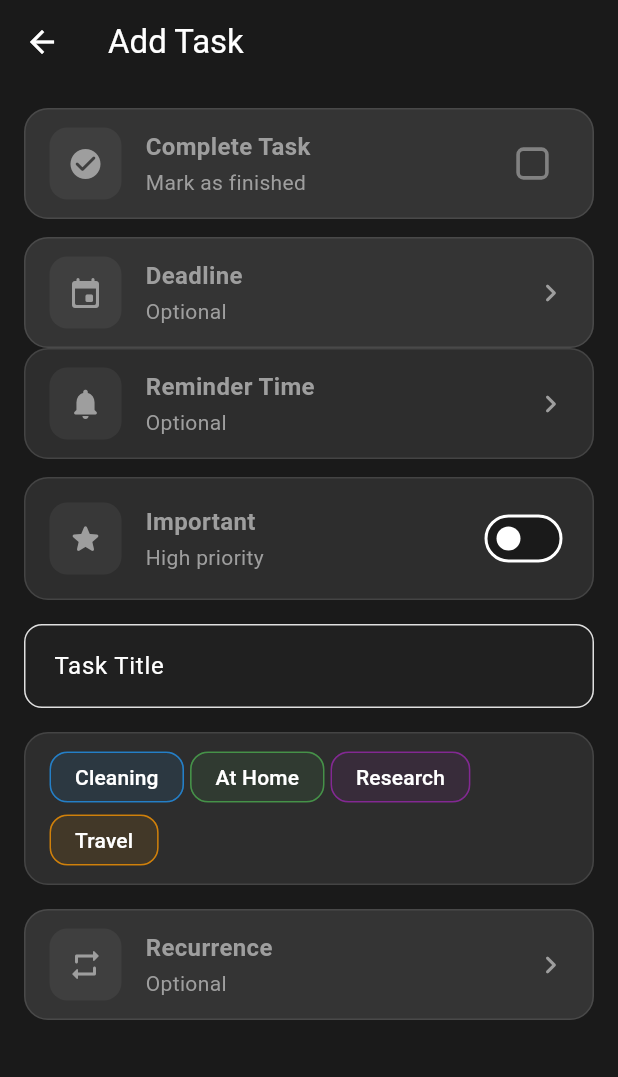
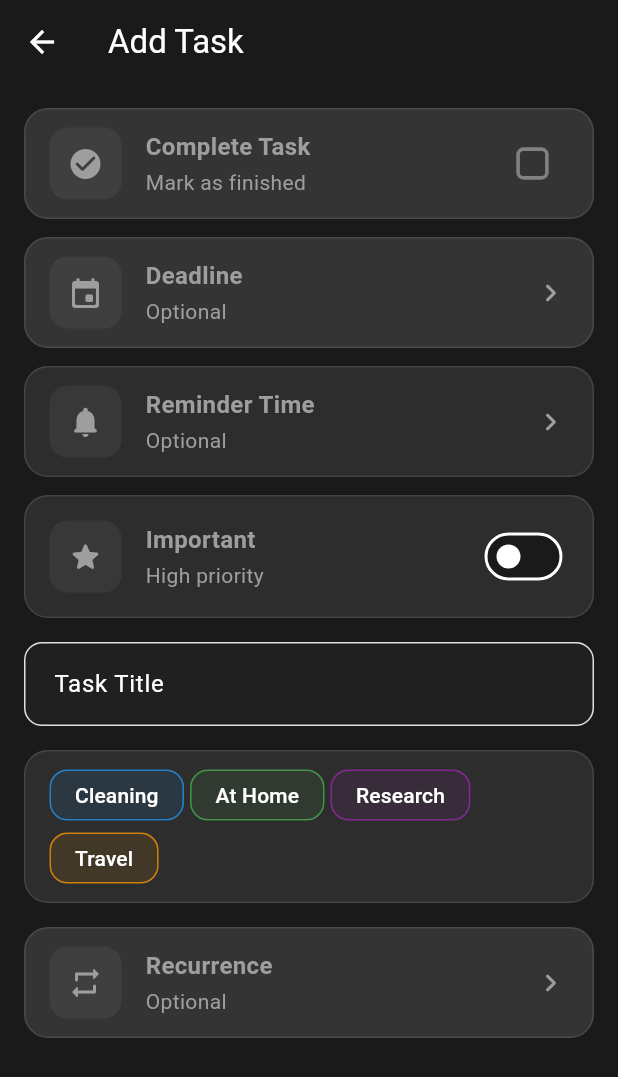
Before and after one commit to bogdanac/bb_app, a Flutter app: the screen it shows after launch, item 4 of the bottom bar chosen, after a tap on the "add" icon, on a phone screen of 412 x 824 dp. Shown: the top 1077 px of the screen. Run offline on Flutter 3.47's test engine with Material 3 defaults, Android fonts, the light colour scheme and no system bars; our stand-ins replace audioplayers, file_picker, flutter_local_notifications, permission_handler, share_plus, shared_preferences and 1 more; missing offline and left inert: device_calendar.

Commit message:
Tasks UI fixes Backup last date fixes regarding timezone and UI improvements Spacings and layout more cohesive in home screen

```diff
--- a/lib/Data/backup_service.dart
+++ b/lib/Data/backup_service.dart
@@ -123,9 +123,9 @@ class BackupService {
       final backupData = await _getAllAppData();
       final jsonString = const JsonEncoder.withIndent('  ').convert(backupData);
 
-      // Create file name with timestamp
-      final timestamp = DateFormat('yyyy-MM-dd_HH-mm-ss').format(DateTime.now());
-      final fileName = '${_backupFileName}_$timestamp.json';
+      // Create file name with readable timestamp
+      final timestamp = DateFormat('yyyy-MM-dd HH.mm').format(DateTime.now());
+      final fileName = '$timestamp - $_backupFileName.json';
 
       // Get appropriate directory
       Directory? directory;
@@ -370,8 +370,14 @@ class BackupService {
 
       const notificationDetails = NotificationDetails(android: androidDetails);
 
-      // Convert to timezone-aware datetime
-      final scheduledDate = tz.TZDateTime.from(scheduledTime, tz.local);
+      // Convert to timezone-aware datetime with error handling
+      tz.TZDateTime scheduledDate;
+      try {
+        scheduledDate = tz.TZDateTime.from(scheduledTime, tz.local);
+      } catch (e) {
+        debugPrint('Timezone error, using UTC fallback: $e');
+        scheduledDate = tz.TZDateTime.from(scheduledTime.toUtc(), tz.UTC);
+      }
 
       await notificationService.flutterLocalNotificationsPlugin.zonedSchedule(
         8888, // Unique ID for auto backup
@@ -464,8 +470,14 @@ class BackupService {
 
       const notificationDetails = NotificationDetails(android: androidDetails);
 
-      // Convert to timezone-aware datetime
-      final scheduledDate = tz.TZDateTime.from(scheduledTime, tz.local);
+      // Convert to timezone-aware datetime with error handling
+      tz.TZDateTime scheduledDate;
+      try {
+        scheduledDate = tz.TZDateTime.from(scheduledTime, tz.local);
+      } catch (e) {
+        debugPrint('Cloud backup timezone error, using UTC fallback: $e');
+        scheduledDate = tz.TZDateTime.from(scheduledTime.toUtc(), tz.UTC);
+      }
 
       await notificationService.flutterLocalNotificationsPlugin.zonedSchedule(
         9999, // Unique ID for cloud backup reminders
--- a/lib/Fasting/fasting_card.dart
+++ b/lib/Fasting/fasting_card.dart
@@ -11,8 +11,9 @@ import 'fasting_phases.dart';
 
 class FastingCard extends StatefulWidget {
   final VoidCallback? onHiddenForToday;
+  final Function(bool)? onFastingStatusChanged;
 
-  const FastingCard({super.key, this.onHiddenForToday});
+  const FastingCard({super.key, this.onHiddenForToday, this.onFastingStatusChanged});
 
   @override
   State<FastingCard> createState() => _FastingCardState();
@@ -45,6 +46,10 @@ class _FastingCardState extends State<FastingCard> {
 
   void _onFastingStateChanged() {
     _loadFastingState();
+  }
+
+  void _notifyFastingStatusChanged() {
+    widget.onFastingStatusChanged?.call(isFasting);
   }
 
   Future<void> _loadRecommendedFast() async {
@@ -82,6 +87,7 @@ class _FastingCardState extends State<FastingCard> {
           currentFastType = fastType;
           fastingDuration = now.difference(startTime);
         });
+        _notifyFastingStatusChanged();
         _startTimer();
       } else if (!isFastingStored || (endTime != null && now.isAfter(endTime))) {
         // Only clear if explicitly not fasting OR fast has definitely ended
@@ -92,6 +98,7 @@ class _FastingCardState extends State<FastingCard> {
           currentFastType = '';
           fastingDuration = Duration.zero;
         });
+        _notifyFastingStatusChanged();
         _timer?.cancel();
       }
     } else {
@@ -104,6 +111,7 @@ class _FastingCardState extends State<FastingCard> {
           currentFastType = '';
           fastingDuration = Duration.zero;
         });
+        _notifyFastingStatusChanged();
         _timer?.cancel();
       }
     }
@@ -188,6 +196,7 @@ class _FastingCardState extends State<FastingCard> {
       fastingDuration = Duration.zero;
     });
 
+    _notifyFastingStatusChanged();
     _saveFastingState();
     _startTimer();
 
@@ -219,7 +228,7 @@ class _FastingCardState extends State<FastingCard> {
       elevation: 4,
       shape: RoundedRectangleBorder(borderRadius: BorderRadius.circular(16)),
       child: Container(
-        padding: const EdgeInsets.all(16),
+        padding: const EdgeInsets.symmetric(horizontal: 16, vertical: 8),
         decoration: BoxDecoration(
           borderRadius: BorderRadius.circular(16),
           color: isFasting
@@ -288,22 +297,28 @@ class _FastingCardState extends State<FastingCard> {
                       )
                     : const Text(
                         'No fast today',
-                        style: TextStyle(fontSize: 16, fontWeight: FontWeight.bold, color: AppColors.white70),
+                        style: TextStyle(fontSize: 16, fontWeight: FontWeight.w600, color: AppColors.white70),
                           ),
                   ),
                   if (recommendedFast.isNotEmpty) ...[
-                    ElevatedButton.icon(
+                    ElevatedButton(
                       onPressed: _startFast,
-                      icon: const Icon(Icons.play_arrow_rounded, size: 24),
-                      label: const Text('Start', style: TextStyle(fontSize: 16)),
                       style: ElevatedButton.styleFrom(
                         backgroundColor: AppColors.lightGreen,
                         foregroundColor: Colors.white,
                         shape: RoundedRectangleBorder(
                           borderRadius: BorderRadius.circular(10),
                         ),
-                        padding: const EdgeInsets.symmetric(horizontal: 16, vertical: 8),
-                        minimumSize: const Size(80, 40),
+                        padding: const EdgeInsets.fromLTRB(0, 4, 4, 8),
+                        minimumSize: const Size(65, 35),
+                      ),
+                      child: Row(
+                        mainAxisSize: MainAxisSize.min,
+                        children: [
+                          const Icon(Icons.play_arrow_rounded, size: 16),
+                          const SizedBox(width: 2), // Closer spacing
+                          const Text('Start', style: TextStyle(fontSize: 16)),
+                        ],
                       ),
                     ),
                     // Not Today button inline with Start button
@@ -318,7 +333,7 @@ class _FastingCardState extends State<FastingCard> {
                             borderRadius: BorderRadius.circular(20),
                           ),
                           padding: const EdgeInsets.symmetric(horizontal: 8, vertical: 8),
-                          minimumSize: const Size(0, 40),
+                          minimumSize: const Size(35, 35),
                         ),
                         child: const Icon(Icons.update, size: 16),
                       ),
--- a/lib/FoodTracking/food_tracking_card.dart
+++ b/lib/FoodTracking/food_tracking_card.dart
@@ -240,7 +240,7 @@ class _FoodTrackingCardState extends State<FoodTrackingCard>
                         Expanded(
                           child: ElevatedButton.icon(
                             onPressed: _addHealthy,
-                            icon: const Icon(Icons.add, size: 20),
+                            icon: const Icon(Icons.add, size: 16),
                             label: const Text('Healthy'),
                             style: ElevatedButton.styleFrom(
                               backgroundColor: AppColors.successGreen,
@@ -256,7 +256,7 @@ class _FoodTrackingCardState extends State<FoodTrackingCard>
                         Expanded(
                           child: ElevatedButton.icon(
                             onPressed: _addProcessed,
-                            icon: const Icon(Icons.remove, size: 20),
+                            icon: const Icon(Icons.remove, size: 16),
                             label: const Text('Processed'),
                             style: ElevatedButton.styleFrom(
                               backgroundColor: AppColors.orange,
--- a/lib/Habits/habit_card.dart
+++ b/lib/Habits/habit_card.dart
@@ -73,7 +73,7 @@ class _HabitCardState extends State<HabitCard> {
       elevation: 4,
       shape: RoundedRectangleBorder(borderRadius: BorderRadius.circular(16)),
       child: Container(
-        padding: const EdgeInsets.all(16),
+        padding: const EdgeInsets.fromLTRB(16, 8, 16, 0),
         decoration: BoxDecoration(
           borderRadius: BorderRadius.circular(16),
           color: AppColors.orange.withValues(alpha: 0.15),
@@ -132,7 +132,7 @@ class _HabitCardState extends State<HabitCard> {
                                   '${habit.getStreak()}',
                                   style: const TextStyle(
                                     fontSize: 12,
-                                    fontWeight: FontWeight.bold,
+                                    fontWeight: FontWeight.w600,
                                     color: AppColors.orange,
                                   ),
                                 ),
--- a/lib/Routines/morning_routine_card.dart
+++ b/lib/Routines/morning_routine_card.dart
@@ -341,7 +341,7 @@ class _MorningRoutineCardState extends State<MorningRoutineCard> with WidgetsBin
                   const SizedBox(width: 12),
                   const Text(
                     'Morning Routine',
-                    style: TextStyle(fontSize: 20, fontWeight: FontWeight.bold),
+                    style: TextStyle(fontSize: 16, fontWeight: FontWeight.w600),
                   ),
                 ],
               ),
@@ -388,7 +388,7 @@ class _MorningRoutineCardState extends State<MorningRoutineCard> with WidgetsBin
                 const SizedBox(width: 12),
                 OutlinedButton.icon(
                   onPressed: widget.onHiddenForToday,
-                  icon: const Icon(Icons.close_rounded, size: 14),
+                  icon: const Icon(Icons.close_rounded, size: 16),
                   label: const Text(
                     'Not Today',
                     style: TextStyle(fontSize: 12),
--- a/lib/Routines/routine_progress_service.dart
+++ b/lib/Routines/routine_progress_service.dart
@@ -1,3 +1,5 @@
+// ignore_for_file: unnecessary_brace_in_string_interps
+
 import 'dart:convert';
 import 'package:flutter/foundation.dart';
 import 'package:shared_preferences/shared_preferences.dart';
@@ -39,7 +41,7 @@ class RoutineProgressService {
       'date': today,
     };
 
-    await prefs.setString('${_activeRoutineKey}$today', jsonEncode(progressData));
+    await prefs.setString('$_activeRoutineKey$today', jsonEncode(progressData));
 
     // Update widget
     await RoutineWidgetService.updateWidget();
--- a/lib/Routines/widget_color_settings_screen.dart
+++ b/lib/Routines/widget_color_settings_screen.dart
@@ -36,7 +36,7 @@ class _WidgetColorSettingsScreenState extends State<WidgetColorSettingsScreen> {
 
   Future<void> _loadCurrentColor() async {
     final prefs = await SharedPreferences.getInstance();
-    final colorValue = prefs.getInt('widget_background_color') ?? _selectedColor.value;
+    final colorValue = prefs.getInt('widget_background_color') ?? _selectedColor.toARGB32();
 
     setState(() {
       _selectedColor = Color(colorValue);
@@ -46,7 +46,7 @@ class _WidgetColorSettingsScreenState extends State<WidgetColorSettingsScreen> {
 
   Future<void> _saveColor(Color color) async {
     final prefs = await SharedPreferences.getInstance();
-    await prefs.setInt('widget_background_color', color.value);
+    await prefs.setInt('widget_background_color', color.toARGB32());
 
     setState(() {
       _selectedColor = color;
@@ -153,7 +153,7 @@ class _WidgetColorSettingsScreenState extends State<WidgetColorSettingsScreen> {
               itemCount: _colorOptions.length,
               itemBuilder: (context, index) {
                 final color = _colorOptions[index];
-                final isSelected = color.value == _selectedColor.value;
+                final isSelected = color.toARGB32() == _selectedColor.toARGB32();
 
                 return GestureDetector(
                   onTap: () => _saveColor(color),
--- a/lib/Tasks/daily_tasks_card.dart
+++ b/lib/Tasks/daily_tasks_card.dart
@@ -80,12 +80,12 @@ class _DailyTasksCardState extends State<DailyTasksCard> {
     return Card(
       margin: const EdgeInsets.all(4),
       elevation: 6,
-      shape: RoundedRectangleBorder(borderRadius: BorderRadius.circular(20)),
+      shape: RoundedRectangleBorder(borderRadius: BorderRadius.circular(16)),
       child: Stack(
         children: [
           Container(
             decoration: BoxDecoration(
-              borderRadius: BorderRadius.circular(20),
+              borderRadius: BorderRadius.circular(16),
               gradient: LinearGradient(
                 begin: Alignment.topLeft,
                 end: Alignment.bottomRight,
--- a/lib/Tasks/task_edit_screen.dart
+++ b/lib/Tasks/task_edit_screen.dart
@@ -425,6 +425,8 @@ class _TaskEditScreenState extends State<TaskEditScreen> {
               ),
             ),
 
+            const SizedBox(height: 12),
+
             // Reminder Time Section
             Container(
               decoration: BoxDecoration(
--- a/lib/Tasks/todo_screen.dart
+++ b/lib/Tasks/todo_screen.dart
@@ -991,10 +991,11 @@ class _TodoScreenState extends State<TodoScreen> with WidgetsBindingObserver {
             child: Column(
               crossAxisAlignment: CrossAxisAlignment.start,
               children: [
-                // Stretched category filter chips
-                Row(
+                // Category filter chips - full width layout
+                Column(
                   children: [
-                    Expanded(
+                    SizedBox(
+                      width: double.infinity,
                       child: FilterChip(
                         label: const Text('All'),
                         selected: _selectedCategoryFilters.isEmpty,
@@ -1008,16 +1009,13 @@ class _TodoScreenState extends State<TodoScreen> with WidgetsBindingObserver {
                         },
                       ),
                     ),
-                    if (_categories.isNotEmpty) ...[
-                      const SizedBox(width: 4),
-                      ..._categories.expand((category) => [
-                        Expanded(
+                    const SizedBox(height: 8),
+                    ..._categories.map((category) => Padding(
+                      padding: const EdgeInsets.only(bottom: 8),
+                      child: SizedBox(
+                        width: double.infinity,
                         child: FilterChip(
-                            label: Text(
-                              category.name,
-                              textAlign: TextAlign.center,
-                              overflow: TextOverflow.ellipsis,
-                            ),
+                          label: Text(category.name),
                           selected: _selectedCategoryFilters.contains(category.id),
                           backgroundColor: category.color.withValues(alpha: 0.1),
                           selectedColor: category.color.withValues(alpha: 0.3),
@@ -1037,9 +1035,7 @@ class _TodoScreenState extends State<TodoScreen> with WidgetsBindingObserver {
                           },
                         ),
                       ),
-                        if (_categories.last != category) const SizedBox(width: 4),
-                      ]),
-                    ],
+                    )),
                   ],
                 ),
                 const SizedBox(height: 8),
--- a/lib/WaterTracking/water_tracking_card.dart
+++ b/lib/WaterTracking/water_tracking_card.dart
@@ -120,7 +120,7 @@ class _WaterTrackingCardState extends State<WaterTrackingCard>
       elevation: 4,
       shape: RoundedRectangleBorder(borderRadius: BorderRadius.circular(16)),
       child: Container(
-        padding: const EdgeInsets.all(16),
+        padding: const EdgeInsets.symmetric(horizontal: 16, vertical: 4),
         decoration: BoxDecoration(
           borderRadius: BorderRadius.circular(16),
           color: AppColors.waterBlue.withValues(alpha: 0.15), // Water blue theme
@@ -234,7 +234,7 @@ class _WaterTrackingCardState extends State<WaterTrackingCard>
                       '+',
                       style: TextStyle(
                         fontSize: 24, // Larger plus sign
-                        fontWeight: FontWeight.bold,
+                        fontWeight: FontWeight.w600,
                       ),
                     ),
                   ),
--- a/lib/home.dart
+++ b/lib/home.dart
@@ -29,6 +29,7 @@ class HomeScreen extends StatefulWidget {
 class _HomeScreenState extends State<HomeScreen> with WidgetsBindingObserver {
   int waterIntake = 0;
   bool showFastingSection = false;
+  bool _isFastingInProgress = false;
   bool showMorningRoutine = true;
   bool showHabitCard = false;
   bool _isLoading = true;
@@ -553,7 +554,7 @@ class _HomeScreenState extends State<HomeScreen> with WidgetsBindingObserver {
       return Scaffold(
         appBar: AppBar(
           title: const Text('BBetter',
-              style: TextStyle(fontWeight: FontWeight.bold)),
+              style: TextStyle(fontWeight: FontWeight.w600)),
           backgroundColor: AppColors.transparent,
         ),
         body: const Center(
@@ -567,7 +568,7 @@ class _HomeScreenState extends State<HomeScreen> with WidgetsBindingObserver {
     return Scaffold(
       appBar: AppBar(
         title: const Text('bbetter',
-            style: TextStyle(fontWeight: FontWeight.bold)),
+            style: TextStyle(fontWeight: FontWeight.w600)),
         backgroundColor: AppColors.transparent,
         actions: [
           if (kDebugMode)
@@ -609,17 +610,30 @@ class _HomeScreenState extends State<HomeScreen> with WidgetsBindingObserver {
                   );
                 },
               ),
-              const SizedBox(height: 2), // Consistent spacing
+              const SizedBox(height: 4), // Consistent spacing
 
               // Calendar Events Card
               CalendarEventsCard(key: _calendarEventsKey),
+              const SizedBox(height: 4), // Consistent spacing
 
-              const SizedBox(height: 2), // Consistent spacing
+              // Fasting Section (conditional)
+              if (showFastingSection) ...[
+                FastingCard(
+                  onHiddenForToday: _onFastingHiddenForToday,
+                  onFastingStatusChanged: (bool isFasting) {
+                    setState(() {
+                      _isFastingInProgress = isFasting;
+                    });
+                  },
+                ),
+                const SizedBox(height: 4), // Consistent spacing
+              ],
 
-              // Food Tracking Section
-              const FoodTrackingCard(),
-
-              const SizedBox(height: 2),
+              // Food Tracking Section (hidden during fasting)
+              if (!_isFastingInProgress) ...[
+                const FoodTrackingCard(),
+                const SizedBox(height: 4), // Consistent spacing
+              ],
 
               // Water Tracking Section (conditional)
               if (_shouldShowWaterTracking) ...[
@@ -630,19 +644,11 @@ class _HomeScreenState extends State<HomeScreen> with WidgetsBindingObserver {
                 const SizedBox(height: 4), // Consistent spacing
               ],
 
-              // Habit Card Section (conditional - appears before water tracking)
+              // Habit Card Section (conditional)
               if (showHabitCard) ...[
                 HabitCard(
                   onAllCompleted: _onAllHabitsCompleted,
                 ),
-                const SizedBox(height: 4), // Consistent spacing
-              ],
-
-              const SizedBox(height: 4), // Consistent spacing
-
-              // Fasting Section (conditional)
-              if (showFastingSection) ...[
-                FastingCard(onHiddenForToday: _onFastingHiddenForToday),
                 const SizedBox(height: 4), // Consistent spacing
               ],
 
```
Also changed, not shown: lib/Calendar/events_card.dart (+4 -4 lines), lib/Data/backup_screen.dart (+99 -79 lines), lib/Tasks/task_card_utils.dart (+35 -29 lines), lib/Tasks/task_card_widget.dart (+7 -0 lines), lib/Tasks/task_service.dart (+2 -25 lines), lib/Tasks/tasks_data_models.dart (+0 -19 lines). Lines whose indentation alone changed are shown as unchanged.
